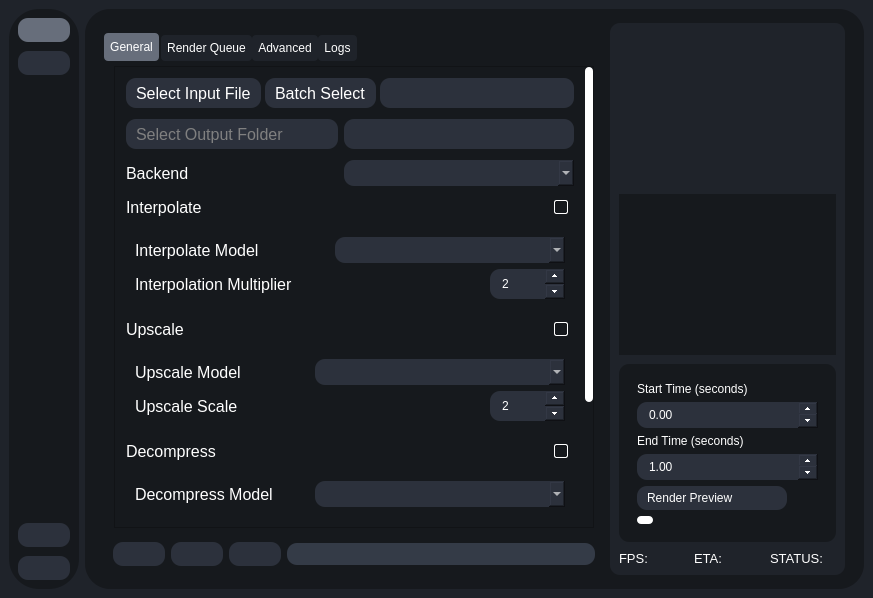
Before: the Qt Designer form testRVEInterface.ui in gokulmc/enhance_crop, drawn with Qt 5.
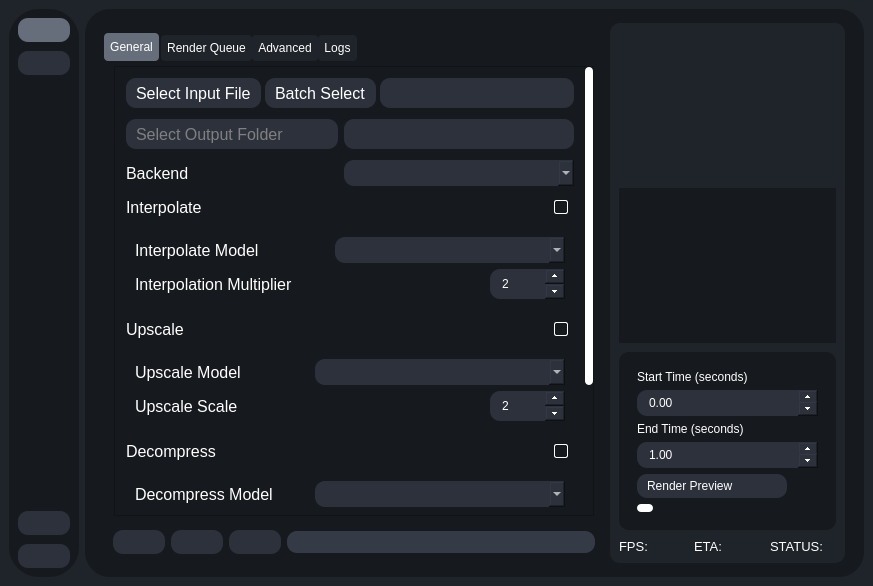
After: the same form once the commit is applied. Icons and pictures are not drawn.

```diff
--- a/testRVEInterface.ui
+++ b/testRVEInterface.ui
@@ -6,8 +6,8 @@
    <rect>
     <x>0</x>
     <y>0</y>
-    <width>827</width>
-    <height>598</height>
+    <width>0</width>
+    <height>0</height>
    </rect>
   </property>
   <property name="sizePolicy">
```
Left out of the diff: 269 changed lines with no effect on the pictures.
